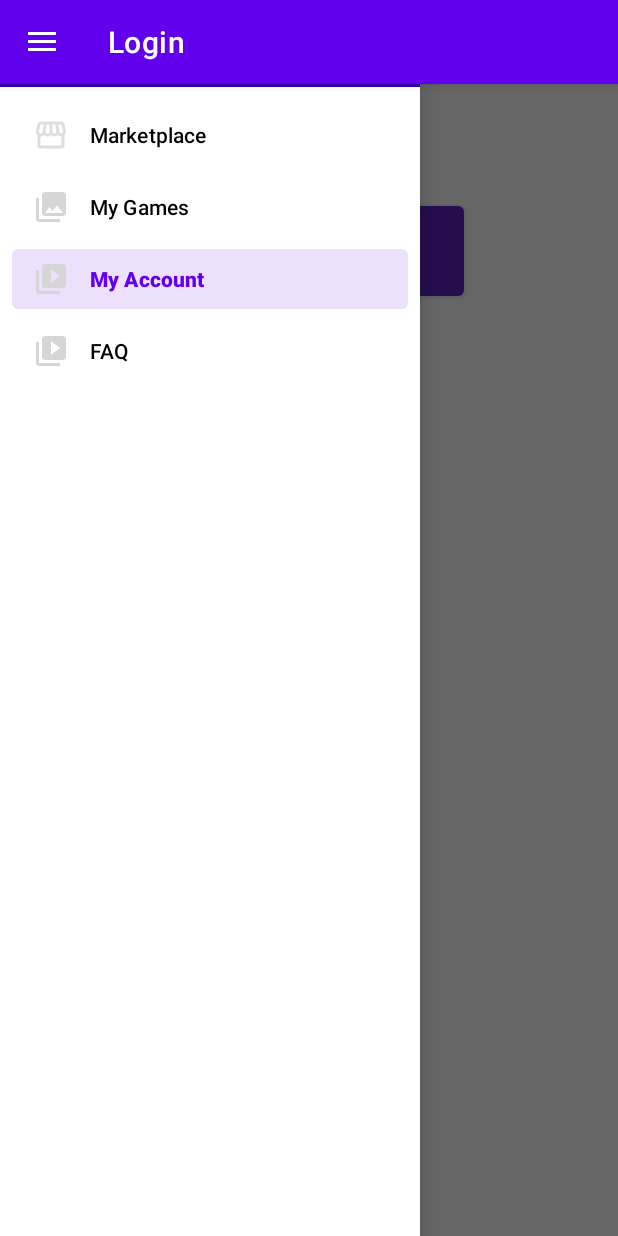
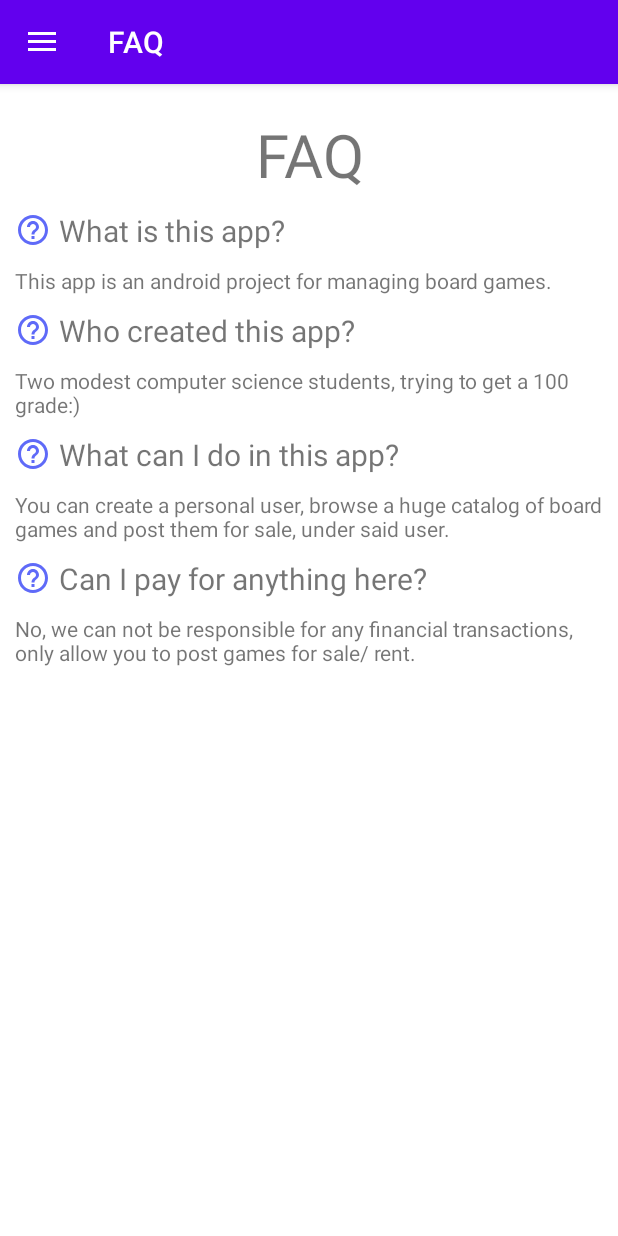
Before and after one commit to David-Tawil/Kufsa, an Android app: the screen it shows after launch (MainActivity), in the side drawer, after a tap on "FAQ", on a phone screen of 412 x 824 dp. Run offline under Robolectric (Android 15) with nearby library versions, the phone set to English and light mode, and no system bars; our stand-ins replace Firebase (no records; nobody signed in at launch, a user with empty details on screens opened directly), navigation-ui.

Commit message:
Eldar changes 24.7
1) Decent Buttons
2) FAQ page + button links to it
3) Small border between games in recycler view
4) Made sure short/long game titles don't warp in the page.

```diff
--- a/app/build.gradle
+++ b/app/build.gradle
@@ -55,6 +55,7 @@ dependencies {
     //firebase auth
     implementation 'com.google.firebase:firebase-auth:21.0.1'
     implementation 'com.firebaseui:firebase-ui-auth:7.2.0'
+    implementation 'androidx.preference:preference:1.1.1'
 
     def nav_version = "2.3.5"
 
--- a/app/src/main/java/com/example/kufsa/MainActivity.java
+++ b/app/src/main/java/com/example/kufsa/MainActivity.java
@@ -13,7 +13,7 @@ import com.google.android.material.navigation.NavigationView;
 
 import static androidx.navigation.ui.NavigationUI.setupActionBarWithNavController;
 
-public class  MainActivity extends AppCompatActivity {
+public class MainActivity extends AppCompatActivity {
 
     private AppBarConfiguration appBarConfiguration;
     private NavController navController;
@@ -25,12 +25,11 @@ public class  MainActivity extends AppCompatActivity {
         setContentView(R.layout.activity_main);
 
 
-        //BottomNavigationView bottomNavView = findViewById(R.id.bottom_nav_view);
         navController = Navigation.findNavController(this, R.id.nav_host_fragment);
         DrawerLayout drawer = findViewById(R.id.drawer_layout);
         // Passing each menu ID as a set of Ids because each
         // menu should be considered as top level destinations.;
-        appBarConfiguration = new AppBarConfiguration.Builder(R.id.marketplace_fragment, R.id.my_games_fragment, R.id.my_account_fragment, R.id.signedInAccountFragment)
+        appBarConfiguration = new AppBarConfiguration.Builder(R.id.marketplace_fragment, R.id.my_games_fragment, R.id.my_account_fragment, R.id.signedInAccountFragment, R.id.faq_fragment)
                 .setDrawerLayout(drawer)
                 .build();
         NavigationView navView = findViewById(R.id.nav_view);
--- a/app/src/main/java/com/example/kufsa/ui/catalog/CatalogFragment.java
+++ b/app/src/main/java/com/example/kufsa/ui/catalog/CatalogFragment.java
@@ -9,6 +9,7 @@ import androidx.annotation.NonNull;
 import androidx.annotation.Nullable;
 import androidx.fragment.app.Fragment;
 import androidx.navigation.fragment.NavHostFragment;
+import androidx.recyclerview.widget.DividerItemDecoration;
 import androidx.recyclerview.widget.LinearLayoutManager;
 
 import com.example.kufsa.R;
@@ -68,9 +69,12 @@ public class CatalogFragment extends Fragment {
             game.setId(id);
             NavHostFragment.findNavController(this).navigate(CatalogFragmentDirections.actionCatalogFragmentToGameDetailsFragment(game));
         });
+
         binding.recyclerView.setHasFixedSize(true);
         binding.recyclerView.setLayoutManager(new LinearLayoutManager(getContext()));
         binding.recyclerView.setAdapter(adapter);
+        binding.recyclerView.addItemDecoration(new DividerItemDecoration(getContext(),
+                DividerItemDecoration.VERTICAL));
     }
 
 }
--- /dev/null
+++ b/app/src/main/java/com/example/kufsa/ui/faq/FaqFragment.java
@@ -0,0 +1,23 @@
+package com.example.kufsa.ui.faq;
+
+import android.os.Bundle;
+import android.view.LayoutInflater;
+import android.view.View;
+import android.view.ViewGroup;
+
+import androidx.annotation.NonNull;
+import androidx.annotation.Nullable;
+import androidx.fragment.app.Fragment;
+
+import com.example.kufsa.R;
+
+
+public class FaqFragment extends Fragment {
+    @Nullable
+    @Override
+    public View onCreateView(@NonNull LayoutInflater inflater, @Nullable ViewGroup container, @Nullable Bundle savedInstanceState) {
+
+        return inflater.inflate(R.layout.fragment_faq, container, false);
+
+    }
+}
--- /dev/null
+++ b/app/src/main/res/drawable/ic_baseline_account_box_24.xml
@@ -0,0 +1,11 @@
+<vector xmlns:android="http://schemas.android.com/apk/res/android"
+    android:width="24dp"
+    android:height="24dp"
+    android:autoMirrored="true"
+    android:tint="#5F6AF8"
+    android:viewportWidth="24"
+    android:viewportHeight="24">
+    <path
+        android:fillColor="@android:color/white"
+        android:pathData="M3,5v14c0,1.1 0.89,2 2,2h14c1.1,0 2,-0.9 2,-2L21,5c0,-1.1 -0.9,-2 -2,-2L5,3c-1.11,0 -2,0.9 -2,2zM15,9c0,1.66 -1.34,3 -3,3s-3,-1.34 -3,-3 1.34,-3 3,-3 3,1.34 3,3zM6,17c0,-2 4,-3.1 6,-3.1s6,1.1 6,3.1v1L6,18v-1z" />
+</vector>
--- /dev/null
+++ b/app/src/main/res/drawable/ic_baseline_help_center_24.xml
@@ -0,0 +1,11 @@
+<vector xmlns:android="http://schemas.android.com/apk/res/android"
+    android:width="24dp"
+    android:height="24dp"
+    android:autoMirrored="true"
+    android:tint="#5F6AF8"
+    android:viewportWidth="24"
+    android:viewportHeight="24">
+    <path
+        android:fillColor="@android:color/white"
+        android:pathData="M19,3H5C3.9,3 3,3.9 3,5v14c0,1.1 0.9,2 2,2h14c1.1,0 2,-0.9 2,-2V5C21,3.9 20.1,3 19,3zM12.01,18c-0.7,0 -1.26,-0.56 -1.26,-1.26c0,-0.71 0.56,-1.25 1.26,-1.25c0.71,0 1.25,0.54 1.25,1.25C13.25,17.43 12.72,18 12.01,18zM15.02,10.6c-0.76,1.11 -1.48,1.46 -1.87,2.17c-0.16,0.29 -0.22,0.48 -0.22,1.41h-1.82c0,-0.49 -0.08,-1.29 0.31,-1.98c0.49,-0.87 1.42,-1.39 1.96,-2.16c0.57,-0.81 0.25,-2.33 -1.37,-2.33c-1.06,0 -1.58,0.8 -1.8,1.48L8.56,8.49C9.01,7.15 10.22,6 11.99,6c1.48,0 2.49,0.67 3.01,1.52C15.44,8.24 15.7,9.59 15.02,10.6z" />
+</vector>
--- /dev/null
+++ b/app/src/main/res/drawable/ic_baseline_inventory_24.xml
@@ -0,0 +1,11 @@
+<vector xmlns:android="http://schemas.android.com/apk/res/android"
+    android:width="24dp"
+    android:height="24dp"
+    android:autoMirrored="true"
+    android:tint="#5F6AF8"
+    android:viewportWidth="24"
+    android:viewportHeight="24">
+    <path
+        android:fillColor="@android:color/white"
+        android:pathData="M20,2L4,2c-1,0 -2,0.9 -2,2v3.01c0,0.72 0.43,1.34 1,1.69L3,20c0,1.1 1.1,2 2,2h14c0.9,0 2,-0.9 2,-2L21,8.7c0.57,-0.35 1,-0.97 1,-1.69L22,4c0,-1.1 -1,-2 -2,-2zM15,14L9,14v-2h6v2zM20,7L4,7L4,4l16,-0.02L20,7z" />
+</vector>
--- /dev/null
+++ b/app/src/main/res/drawable/ic_faq_question.xml
@@ -0,0 +1,11 @@
+<vector xmlns:android="http://schemas.android.com/apk/res/android"
+    android:width="24dp"
+    android:height="24dp"
+    android:autoMirrored="true"
+    android:tint="#5F6AF8"
+    android:viewportWidth="24"
+    android:viewportHeight="24">
+    <path
+        android:fillColor="@android:color/white"
+        android:pathData="M11,18h2v-2h-2v2zM12,2C6.48,2 2,6.48 2,12s4.48,10 10,10 10,-4.48 10,-10S17.52,2 12,2zM12,20c-4.41,0 -8,-3.59 -8,-8s3.59,-8 8,-8 8,3.59 8,8 -3.59,8 -8,8zM12,6c-2.21,0 -4,1.79 -4,4h2c0,-1.1 0.9,-2 2,-2s2,0.9 2,2c0,2 -3,1.75 -3,5h2c0,-2.25 3,-2.5 3,-5 0,-2.21 -1.79,-4 -4,-4z" />
+</vector>
--- /dev/null
+++ b/app/src/main/res/layout/fragment_faq.xml
@@ -0,0 +1,95 @@
+<?xml version="1.0" encoding="utf-8"?>
+<ScrollView xmlns:android="http://schemas.android.com/apk/res/android"
+    xmlns:app="http://schemas.android.com/apk/res-auto"
+    xmlns:tools="http://schemas.android.com/tools"
+    android:layout_width="fill_parent"
+    android:layout_height="match_parent"
+    android:fillViewport="false"
+    android:orientation="vertical"
+    android:padding="10dp"
+    tools:context=".ui.faq.FaqFragment">
+
+    <LinearLayout
+        android:layout_width="match_parent"
+        android:layout_height="wrap_content"
+        android:orientation="vertical">
+
+        <TextView
+            android:id="@+id/title_faq"
+            android:layout_width="match_parent"
+            android:layout_height="wrap_content"
+            android:gravity="center_horizontal"
+            android:padding="10sp"
+            android:text="@string/title_faq"
+            android:textSize="40sp"
+            android:visibility="visible" />
+
+        <TextView
+            android:id="@+id/faq_q1_question"
+            android:layout_width="match_parent"
+            android:layout_height="wrap_content"
+            android:drawablePadding="5dp"
+            android:paddingBottom="10dp"
+            android:text="@string/faq_q1_question"
+            android:textSize="20sp"
+            app:drawableLeftCompat="@drawable/ic_faq_question" />
+
+        <TextView
+            android:id="@+id/faq_q1_answer"
+            android:layout_width="match_parent"
+            android:layout_height="wrap_content"
+            android:paddingBottom="10dp"
+            android:text="@string/faq_q1_answer" />
+
+        <TextView
+            android:id="@+id/faq_q2_question"
+            android:layout_width="match_parent"
+            android:layout_height="wrap_content"
+            android:drawablePadding="5dp"
+            android:paddingBottom="10dp"
+            android:text="@string/faq_q2_question"
+            android:textSize="20sp"
+            app:drawableLeftCompat="@drawable/ic_faq_question" />
+
+        <TextView
+            android:id="@+id/faq_q2_answer"
+            android:layout_width="match_parent"
+            android:layout_height="wrap_content"
+            android:paddingBottom="10dp"
+            android:text="@string/faq_q2_answer" />
+
+        <TextView
+            android:id="@+id/faq_q3_question"
+            android:layout_width="match_parent"
+            android:layout_height="wrap_content"
+            android:drawablePadding="5dp"
+            android:paddingBottom="10dp"
+            android:text="@string/faq_q3_question"
+            android:textSize="20sp"
+            app:drawableLeftCompat="@drawable/ic_faq_question" />
+
+        <TextView
+            android:id="@+id/faq_q3_answer"
+            android:layout_width="match_parent"
+            android:layout_height="wrap_content"
+            android:paddingBottom="10dp"
+            android:text="@string/faq_q3_answer" />
+
+        <TextView
+            android:id="@+id/faq_q4_question"
+            android:layout_width="match_parent"
+            android:layout_height="wrap_content"
+            android:drawablePadding="5dp"
+            android:paddingBottom="10dp"
+            android:text="@string/faq_q4_question"
+            android:textSize="20sp"
+            app:drawableLeftCompat="@drawable/ic_faq_question" />
+
+        <TextView
+            android:id="@+id/faq_q4_answer"
+            android:layout_width="match_parent"
+            android:layout_height="wrap_content"
+            android:paddingBottom="10dp"
+            android:text="@string/faq_q4_answer" />
+    </LinearLayout>
+</ScrollView>
--- a/app/src/main/res/layout/fragment_game_details.xml
+++ b/app/src/main/res/layout/fragment_game_details.xml
@@ -26,8 +26,9 @@
             android:id="@+id/game_details_title"
             android:layout_width="match_parent"
             android:layout_height="wrap_content"
-            android:paddingStart="10dp"
-            android:paddingEnd="10dp"
+            android:gravity="center_horizontal"
+            android:paddingLeft="10dp"
+            android:paddingRight="10dp"
             android:textSize="40sp"
             tools:text="Catan" />
 
@@ -43,7 +44,6 @@
             android:id="@+id/game_details_description"
             android:layout_width="match_parent"
             android:layout_height="wrap_content"
-
             android:padding="3dp"
             tools:text="This game is so funny for all family, even when you loose...Just try it and have lots of fun" />
 
@@ -52,7 +52,6 @@
             android:layout_width="match_parent"
             android:layout_height="wrap_content"
             android:padding="3dp"
-
             android:text="@string/details"
             android:textSize="30sp" />
 
--- a/app/src/main/res/menu/activity_main_drawer.xml
+++ b/app/src/main/res/menu/activity_main_drawer.xml
@@ -10,16 +10,16 @@
             android:title="@string/nav_marketplace_title" />
         <item
             android:id="@+id/my_games_fragment"
-            android:icon="@drawable/ic_menu_gallery"
+            android:icon="@drawable/ic_baseline_inventory_24"
             android:title="@string/nav_my_games_title" />
         <item
             android:id="@+id/my_account_fragment"
-            android:icon="@drawable/ic_menu_slideshow"
+            android:icon="@drawable/ic_baseline_account_box_24"
             android:title="@string/nav_my_account_title" />
 
         <item
-            android:id="@+id/nav_faq"
-            android:icon="@drawable/ic_menu_slideshow"
+            android:id="@+id/faq_fragment"
+            android:icon="@drawable/ic_baseline_help_center_24"
             android:title="@string/title_faq" />
     </group>
 </menu>
--- a/app/src/main/res/menu/bottom_nav_menu.xml
+++ /dev/null
@@ -1,14 +0,0 @@
-<?xml version="1.0" encoding="utf-8"?>
-<menu xmlns:android="http://schemas.android.com/apk/res/android">
-    <item
-        android:id="@+id/marketplace_fragment"
-        android:title="@string/nav_marketplace_title" />
-
-    <item
-        android:id="@+id/my_games_fragment"
-        android:title="@string/nav_my_games_title" />
-
-    <item
-        android:id="@+id/my_account_fragment"
-        android:title="@string/nav_my_account_title" />
-</menu>
--- a/app/src/main/res/navigation/nav_graph.xml
+++ b/app/src/main/res/navigation/nav_graph.xml
@@ -44,4 +44,15 @@
             app:popExitAnim="@android:anim/slide_out_right"
             app:popUpTo="@id/marketplace_fragment" />
     </fragment>
+    <fragment
+        android:id="@+id/faq_fragment"
+        android:name="com.example.kufsa.ui.faq.FaqFragment"
+        android:label="FAQ"
+        tools:layout="@layout/fragment_faq">
+        <action
+            android:id="@+id/faq_fragment"
+            app:destination="@id/faq_fragment"
+            app:launchSingleTop="true"
+            app:popUpTo="@id/faq_fragment" />
+    </fragment>
 </navigation>
--- /dev/null
+++ b/app/src/main/res/values/ic_my_games_background.xml
@@ -0,0 +1,4 @@
+<?xml version="1.0" encoding="utf-8"?>
+<resources>
+    <color name="ic_my_games_background">#F8FFF9</color>
+</resources>
--- a/app/src/main/res/values/strings.xml
+++ b/app/src/main/res/values/strings.xml
@@ -25,6 +25,35 @@
     <string name="nav_header_subtitle">android.studio@android.com</string>
     <string name="nav_header_desc">Navigation header</string>
     <string name="action_settings">Settings</string>
+
+
+    <!-- FAQ section text -->
     <string name="title_faq">FAQ</string>
+    <!--    questions-->
+    <string name="faq_q1_question">What is this app?</string>
+    <string name="faq_q2_question">Who created this app?</string>
+    <string name="faq_q3_question">What can I do in this app?</string>
+    <string name="faq_q4_question">Can I pay for anything here?</string>
+
+    <!--    answers-->
+    <string name="faq_q1_answer">This app is an android project for managing board games.</string>
+    <string name="faq_q2_answer">Two modest computer science students, trying to get a 100 grade:)</string>
+    <string name="faq_q3_answer">You can create a personal user, browse a huge catalog of board games and post them for sale, under said user.</string>
+    <string name="faq_q4_answer">No, we can not be responsible for any financial transactions, only allow you to post games for sale/ rent.</string>
+
+    <!-- Preference Titles -->
+    <string name="messages_header">Messages</string>
+    <string name="sync_header">Sync</string>
+
+    <!-- Messages Preferences -->
+    <string name="signature_title">Your signature</string>
+    <string name="reply_title">Default reply action</string>
+
+    <!-- Sync Preferences -->
+    <string name="sync_title">Sync email periodically</string>
+    <string name="attachment_title">Download incoming attachments</string>
+    <string name="attachment_summary_on">Automatically download attachments for incoming emails
+    </string>
+    <string name="attachment_summary_off">Only download attachments when manually requested</string>
 
 </resources>
--- a/build.gradle
+++ b/build.gradle
@@ -9,6 +9,7 @@ buildscript {
 		classpath 'com.google.gms:google-services:4.3.8'
         def nav_version = "2.3.5"
         classpath "androidx.navigation:navigation-safe-args-gradle-plugin:$nav_version"
+        classpath 'com.android.support:recyclerview-v7:28.0.0'
         // NOTE: Do not place your application dependencies here; they belong
         // in the individual module build.gradle files
     }
```
Also changed, not shown: app/src/main/ic_my_games-playstore.png (added).
